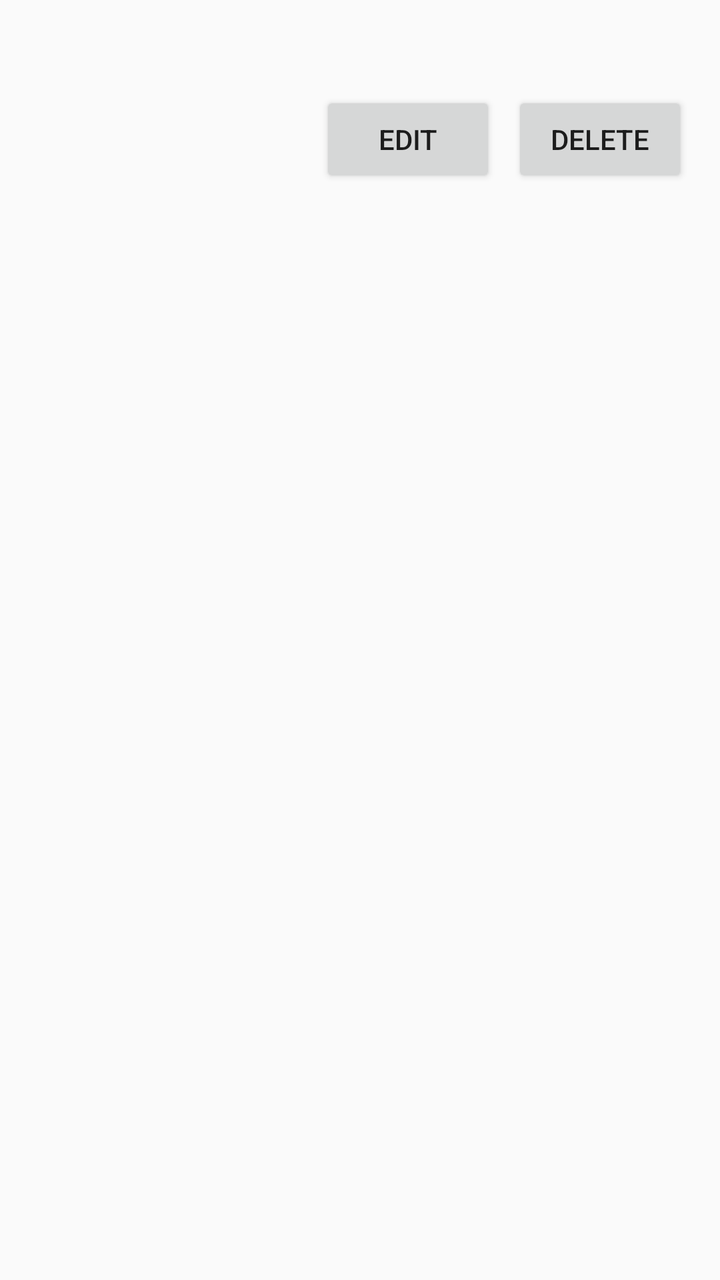
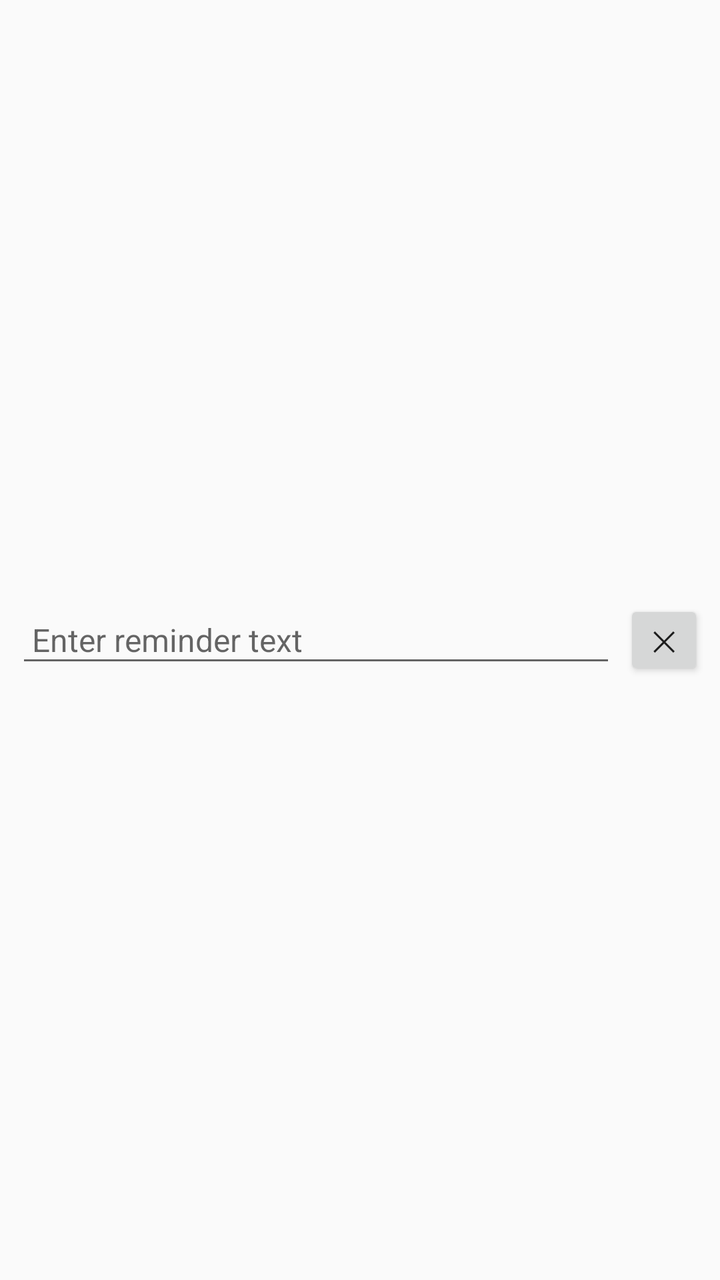

Screens rendered from an Android XML layout before and after an edit, with the pre-edit source and the edit as a unified diff.
<!-- AndroidManifest.xml: application theme Theme.NotificationReminders -->
<!-- res/layout/item_reminder.xml -->
<?xml version="1.0" encoding="utf-8"?>
<LinearLayout xmlns:android="http://schemas.android.com/apk/res/android"
    android:layout_width="match_parent"
    android:layout_height="wrap_content"
    android:orientation="vertical"
    android:layout_margin="8dp"
    android:padding="16dp">

    <TextView
        android:id="@+id/reminder_text"
        android:layout_width="match_parent"
        android:layout_height="wrap_content"
        android:textSize="16sp"
        android:textStyle="bold"
        android:layout_marginBottom="8dp" />

    <LinearLayout
        android:layout_width="match_parent"
        android:layout_height="wrap_content"
        android:orientation="horizontal"
        android:gravity="end">

        <Button
            android:id="@+id/btn_edit"
            android:layout_width="wrap_content"
            android:layout_height="wrap_content"
            android:layout_marginEnd="8dp"
            android:text="Edit" />

        <Button
            android:id="@+id/btn_delete"
            android:layout_width="wrap_content"
            android:layout_height="wrap_content"
            android:text="Delete" />

    </LinearLayout>

</LinearLayout>
<!-- resources referenced by this layout -->
<resources>
  <style name="Theme.NotificationReminders" parent="Theme.AppCompat.DayNight.DarkActionBar">
          <item name="colorPrimary">@android:color/holo_blue_dark</item>
          <item name="colorPrimaryDark">@android:color/holo_blue_dark</item>
          <item name="colorAccent">@android:color/holo_blue_light</item>
      </style>
</resources>

<!-- the commit's change to res/layout/item_reminder.xml (unified diff, before → after) -->
@@ -2,37 +2,27 @@
 <LinearLayout xmlns:android="http://schemas.android.com/apk/res/android"
     android:layout_width="match_parent"
     android:layout_height="wrap_content"
-    android:orientation="vertical"
-    android:layout_margin="8dp"
-    android:padding="16dp">
+    android:orientation="horizontal"
+    android:gravity="center_vertical"
+    android:padding="8dp">
 
-    <TextView
-        android:id="@+id/reminder_text"
-        android:layout_width="match_parent"
+    <EditText
+        android:id="@+id/reminder_input"
+        android:layout_width="0dp"
         android:layout_height="wrap_content"
+        android:layout_weight="1"
+        android:hint="@string/enter_reminder_text"
         android:textSize="16sp"
-        android:textStyle="bold"
-        android:layout_marginBottom="8dp" />
+        android:inputType="textCapSentences"
+        android:padding="8dp" />
 
-    <LinearLayout
-        android:layout_width="match_parent"
-        android:layout_height="wrap_content"
-        android:orientation="horizontal"
-        android:gravity="end">
-
-        <Button
-            android:id="@+id/btn_edit"
-            android:layout_width="wrap_content"
-            android:layout_height="wrap_content"
-            android:layout_marginEnd="8dp"
-            android:text="Edit" />
-
-        <Button
-            android:id="@+id/btn_delete"
-            android:layout_width="wrap_content"
-            android:layout_height="wrap_content"
-            android:text="Delete" />
-
-    </LinearLayout>
+    <Button
+        android:id="@+id/btn_clear"
+        android:layout_width="40dp"
+        android:layout_height="40dp"
+        android:text="✕"
+        android:textSize="14sp"
+        android:padding="0dp"
+        android:layout_marginStart="4dp" />
 
 </LinearLayout>
<!-- resource entries referenced after the edit -->
@@ -1,5 +1,6 @@
 <!-- resources referenced by this layout -->
 <resources>
+  <string name="enter_reminder_text">Enter reminder text</string>
   <style name="Theme.NotificationReminders" parent="Theme.AppCompat.DayNight.DarkActionBar">
           <item name="colorPrimary">@android:color/holo_blue_dark</item>
           <item name="colorPrimaryDark">@android:color/holo_blue_dark</item>
